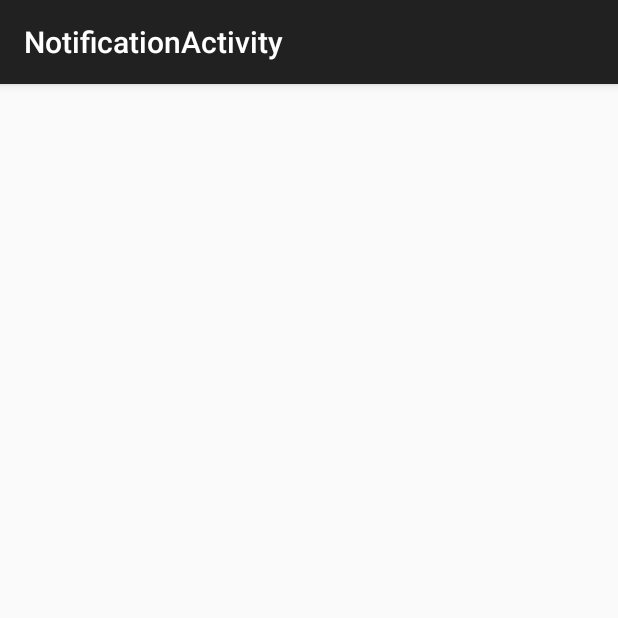
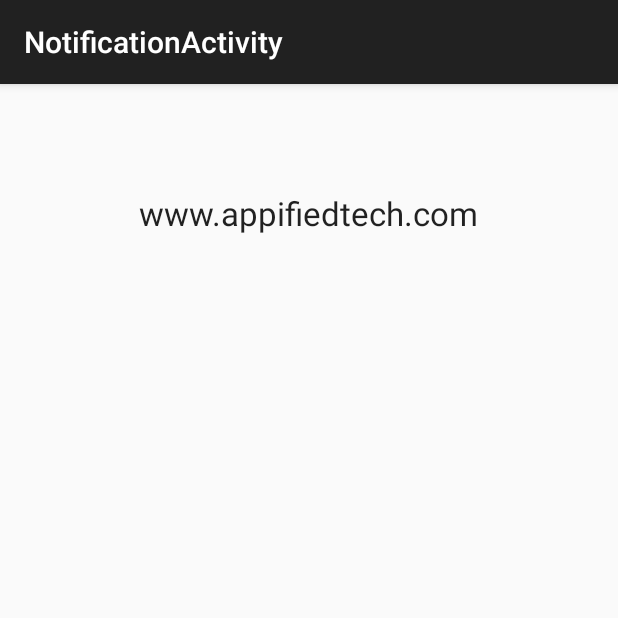
Before and after one commit to priyabrat2k/AndroidPushExample, an Android app: the NotificationActivity screen opened directly, with no data from a screen before it, on a phone screen of 412 x 824 dp, the top half of it. Run offline under Robolectric (Android 15) with nearby library versions, the phone set to English and light mode, and no system bars.

Commit message:
Added notification Activity

```diff
--- a/app/src/main/res/layout/activity_notification.xml
+++ b/app/src/main/res/layout/activity_notification.xml
@@ -16,4 +16,13 @@
         android:layout_centerVertical="true"
         android:text="Data" />
 
+    <TextView
+        android:layout_width="wrap_content"
+        android:layout_height="wrap_content"
+        android:layout_alignParentTop="true"
+        android:layout_centerHorizontal="true"
+        android:layout_marginTop="55dp"
+        android:text="www.appifiedtech.com"
+        android:textAppearance="?android:attr/textAppearanceLarge" />
+
 </RelativeLayout>
```
